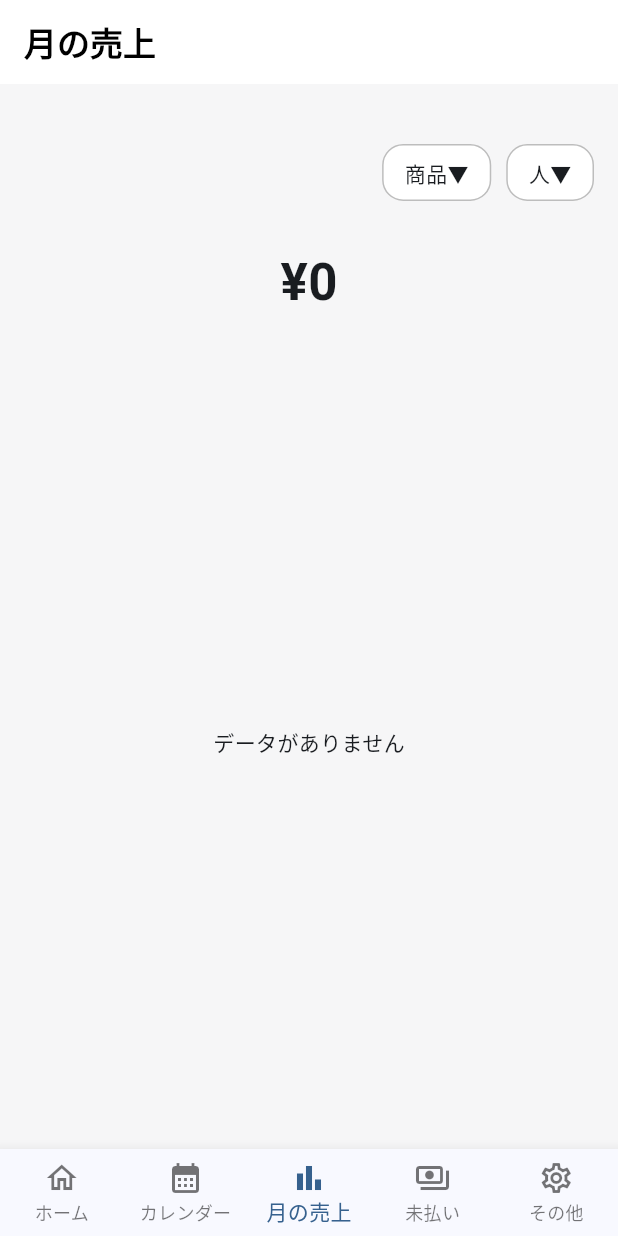
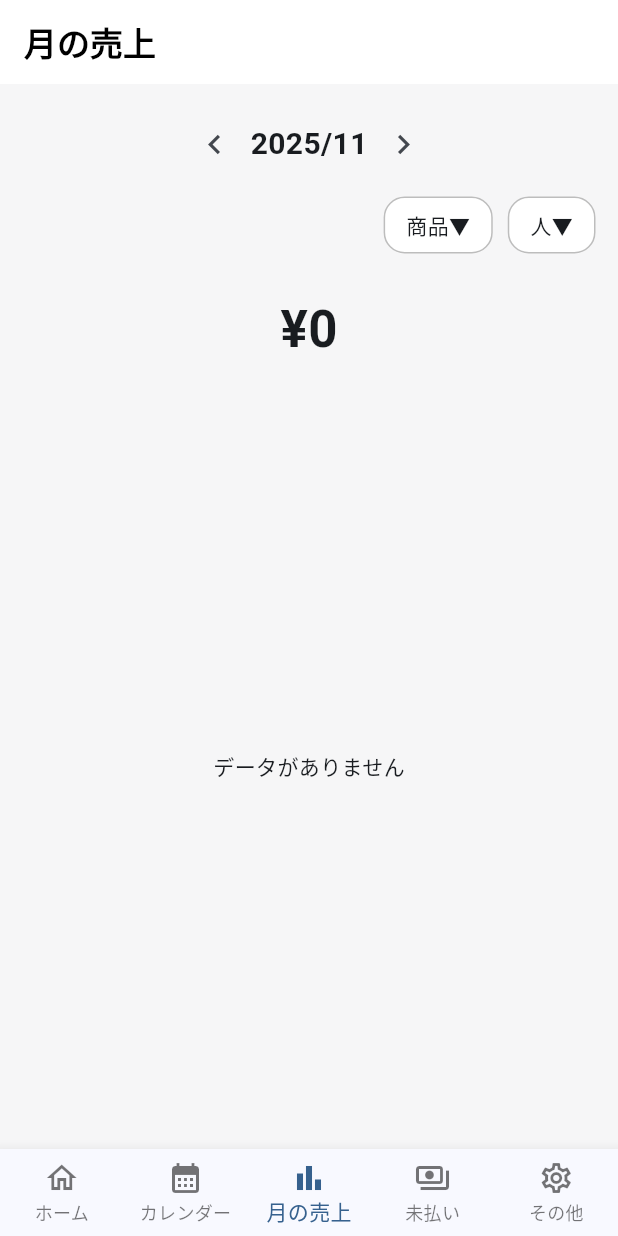
Before and after one commit to joshua20050107-pixel/ganggang, a Flutter app: the screen it shows after launch, item 3 of the bottom bar chosen, on a phone screen of 412 x 824 dp. Run offline on Flutter 3.47's test engine with Material 3 defaults, Android fonts, the phone set to English and light mode, and no system bars; our stand-ins replace fl_chart, hive, hive_flutter, table_calendar; accounts and stored records are empty.

Commit message:
グラフ（ほぼ完成最新）機能追加

```diff
--- a/lib/main.dart
+++ b/lib/main.dart
@@ -14,6 +14,9 @@ import 'data/member_store.dart';
 
 // ★ screens
 import 'screens/main_navigation.dart';
+
+// ★ 追加（DatePicker に必要）
+import 'package:flutter_localizations/flutter_localizations.dart';
 
 Future<void> main() async {
   WidgetsFlutterBinding.ensureInitialized();
@@ -45,6 +48,7 @@ class MyApp extends StatelessWidget {
     return MaterialApp(
       debugShowCheckedModeBanner: false,
       title: '売上管理',
+
       theme: ThemeData(
         useMaterial3: true,
         scaffoldBackgroundColor: Colors.white,
@@ -54,6 +58,15 @@ class MyApp extends StatelessWidget {
         ),
         colorScheme: ColorScheme.fromSeed(seedColor: Colors.blue),
       ),
+
+      // ✅ ここだけ新しく追加（DatePickerのエラー修正）
+      localizationsDelegates: const [
+        GlobalMaterialLocalizations.delegate,
+        GlobalCupertinoLocalizations.delegate,
+        GlobalWidgetsLocalizations.delegate,
+      ],
+      supportedLocales: const [Locale('ja', 'JP')],
+
       home: const MainNavigation(),
     );
   }
--- a/lib/screens/monthly_screen.dart
+++ b/lib/screens/monthly_screen.dart
@@ -19,16 +19,19 @@ class _MonthlyScreenState extends State<MonthlyScreen> {
   String? _selectedItem;
   String? _selectedSeller;
 
+  // ✅ 今見ている月
+  DateTime _currentMonth = DateTime(DateTime.now().year, DateTime.now().month);
+
   @override
   void initState() {
     super.initState();
     _saleBox = Hive.box<Sale>('sales');
   }
 
-  List<Sale> _thisMonthSales() {
-    final now = DateTime.now();
+  // ✅ 指定月のデータ取得
+  List<Sale> _salesOfMonth(DateTime month) {
     return _saleBox.values
-        .where((s) => s.date.year == now.year && s.date.month == now.month)
+        .where((s) => s.date.year == month.year && s.date.month == month.month)
         .toList();
   }
 
@@ -50,7 +53,35 @@ class _MonthlyScreenState extends State<MonthlyScreen> {
     return map;
   }
 
-  // ✅ 絞り込み選択UI（灰色 / 丸角 / カード風）
+  // ✅ 月移動
+  void _changeMonth(int offset) {
+    setState(() {
+      _currentMonth = DateTime(
+        _currentMonth.year,
+        _currentMonth.month + offset,
+      );
+    });
+  }
+
+  // ✅ 月選択
+  Future<void> _pickMonth() async {
+    final result = await showDatePicker(
+      context: context,
+      initialDate: _currentMonth,
+      firstDate: DateTime(2020),
+      lastDate: DateTime(2035),
+      locale: const Locale("ja", "JP"),
+      helpText: "月を選択",
+    );
+
+    if (result != null) {
+      setState(() {
+        _currentMonth = DateTime(result.year, result.month);
+      });
+    }
+  }
+
+  // ✅ 絞り込みUI（灰色のポップ）
   Future<void> _showFilterSheet({
     required List<String> items,
     required ValueChanged<String?> onSelected,
@@ -105,13 +136,8 @@ class _MonthlyScreenState extends State<MonthlyScreen> {
       },
     );
 
-    if (result == null) return; // ← 外タップは何もしない（重要）
-
-    if (result == "_clear") {
-      onSelected(null);
-    } else {
-      onSelected(result);
-    }
+    if (result == null) return;
+    onSelected(result == "_clear" ? null : result);
   }
 
   @override
@@ -119,7 +145,7 @@ class _MonthlyScreenState extends State<MonthlyScreen> {
     return ValueListenableBuilder(
       valueListenable: _saleBox.listenable(),
       builder: (_, __, ___) {
-        List<Sale> sales = _thisMonthSales();
+        List<Sale> sales = _salesOfMonth(_currentMonth);
 
         if (_selectedSeller != null) {
           sales = sales.where((s) => s.sellerName == _selectedSeller).toList();
@@ -130,12 +156,10 @@ class _MonthlyScreenState extends State<MonthlyScreen> {
 
         final total = _total(sales);
 
-        Map<String, int> grouped;
-        if (_selectedItem != null && _selectedSeller == null) {
-          grouped = _sumBySeller(sales);
-        } else {
-          grouped = _sumByItem(sales);
-        }
+        Map<String, int> grouped =
+            (_selectedItem != null && _selectedSeller == null)
+            ? _sumBySeller(sales)
+            : _sumByItem(sales);
 
         final entries = grouped.entries.toList();
 
@@ -150,12 +174,38 @@ class _MonthlyScreenState extends State<MonthlyScreen> {
             elevation: 0,
           ),
           body: Padding(
-            padding: const EdgeInsets.all(16),
+            padding: const EdgeInsets.all(15),
             child: Column(
               children: [
-                const SizedBox(height: 24),
+                const SizedBox(height: 1),
 
-                // 絞り込み UI
+                // ✅ 月の切り替え UI
+                Row(
+                  mainAxisAlignment: MainAxisAlignment.center,
+                  children: [
+                    IconButton(
+                      icon: const Icon(Icons.chevron_left, size: 26),
+                      onPressed: () => _changeMonth(-1),
+                    ),
+                    GestureDetector(
+                      onTap: _pickMonth,
+                      child: Text(
+                        "${_currentMonth.year}/${_currentMonth.month.toString().padLeft(2, '0')}",
+                        style: const TextStyle(
+                          fontSize: 20,
+                          fontWeight: FontWeight.bold,
+                        ),
+                      ),
+                    ),
+                    IconButton(
+                      icon: const Icon(Icons.chevron_right, size: 26),
+                      onPressed: () => _changeMonth(1),
+                    ),
+                  ],
+                ),
+
+                const SizedBox(height: 11),
+
                 Row(
                   mainAxisAlignment: MainAxisAlignment.end,
                   children: [
@@ -179,9 +229,8 @@ class _MonthlyScreenState extends State<MonthlyScreen> {
                   ],
                 ),
 
-                const SizedBox(height: 30),
+                const SizedBox(height: 26),
 
-                // 総額
                 Text(
                   "¥${NumberFormat('#,###').format(total)}",
                   style: const TextStyle(
@@ -225,8 +274,9 @@ class _MonthlyScreenState extends State<MonthlyScreen> {
                         const SizedBox(height: 32),
                         Expanded(
                           child: ListView(
-                            children: entries.map((e) {
-                              return Padding(
+                            children: entries
+                                .map(
+                                  (e) => Padding(
                                     padding: const EdgeInsets.symmetric(
                                       vertical: 6,
                                     ),
@@ -246,8 +296,9 @@ class _MonthlyScreenState extends State<MonthlyScreen> {
                                         ),
                                       ],
                                     ),
-                              );
-                            }).toList(),
+                                  ),
+                                )
+                                .toList(),
                           ),
                         ),
                       ],
```
Also changed, not shown: pubspec.yaml (+9 -7 lines), pubspec.lock. Lines whose indentation alone changed are shown as unchanged.
